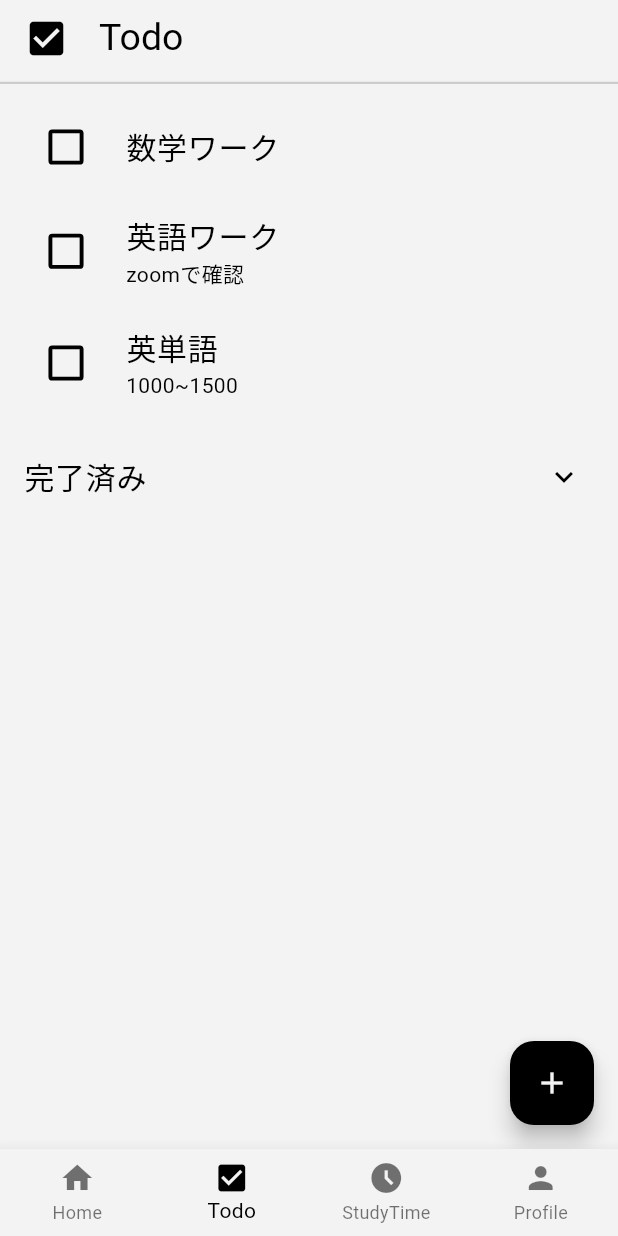
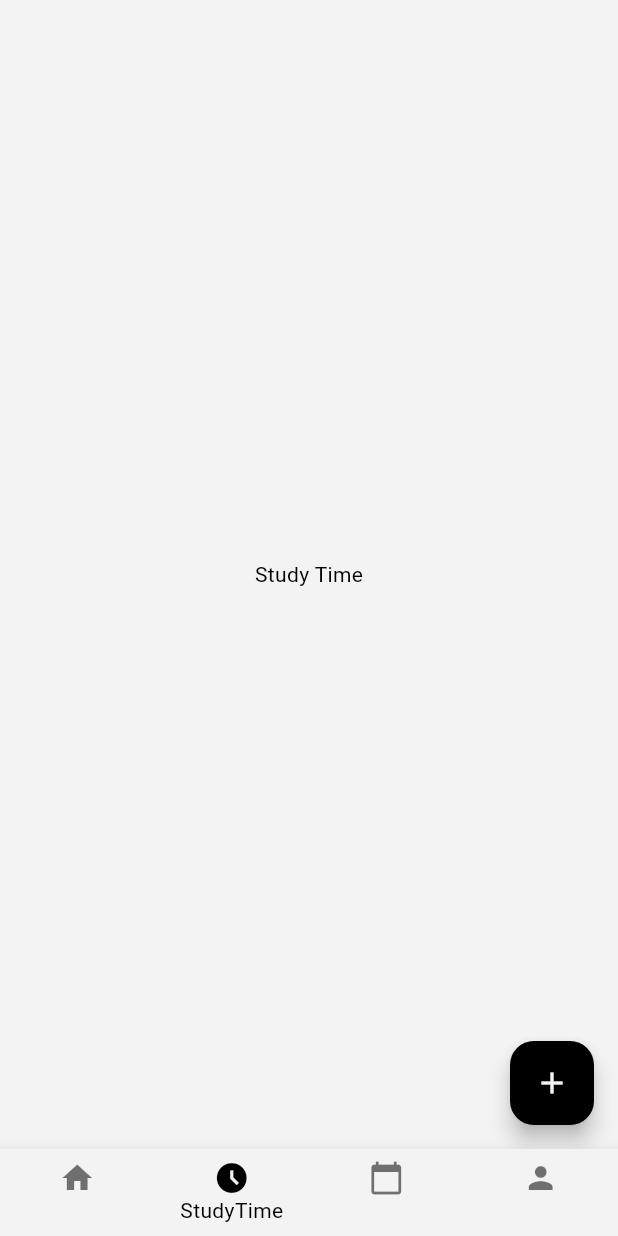
Before and after one commit to pochi1111/testudy, a Flutter app: the screen it shows after launch, item 2 of the bottom bar chosen, on a phone screen of 412 x 824 dp. Run offline on Flutter 3.47's test engine with Material 3 defaults, Android fonts, the phone set to English and light mode, and no system bars; our stand-ins replace numberpicker; Roboto replaces fonts that are missing (MPLUSRounded1c-Regular).

Commit message:
勉強時間手動追加のUI mainScreenの諸修正 StudyTimeAdd周辺のファイル作成

```diff
--- a/lib/screens/mainScreen.dart
+++ b/lib/screens/mainScreen.dart
@@ -1,5 +1,5 @@
 import 'package:flutter/material.dart';
-import 'package:testudy/screens/todoMain.dart';
+import 'package:testudy/screens/studyTime.dart';
 
 class MainScreen extends StatefulWidget {
   const MainScreen({Key? key}) : super(key: key);
@@ -16,7 +16,7 @@ class _MainScreenState extends State<MainScreen>{
     super.initState();
     _children = [
       PlaceholderWidget(),
-      TodoMain(),
+      StudyTime(),
       PlaceholderWidget(),
       PlaceholderWidget(),
     ];
@@ -36,18 +36,21 @@ class _MainScreenState extends State<MainScreen>{
         type: BottomNavigationBarType.fixed,
         currentIndex: currentIndex,
         onTap: onTabTapped,
+        unselectedLabelStyle: const TextStyle(
+          fontSize: 0,
+        ),
         items: const [
           BottomNavigationBarItem(
             icon: Icon(Icons.home),
             label: 'Home',
           ),
           BottomNavigationBarItem(
-            icon: Icon(Icons.check_box),
-            label: 'Todo',
+            icon: Icon(Icons.access_time_filled),
+            label: 'StudyTime',
           ),
           BottomNavigationBarItem(
-            icon: Icon(Icons.access_time_filled),
-            label: 'StudyTime',
+            icon: Icon(Icons.calendar_today),
+            label: 'Tests',
           ),
           BottomNavigationBarItem(
             icon: Icon(Icons.person),
--- /dev/null
+++ b/lib/screens/studyTime.dart
@@ -0,0 +1,26 @@
+import 'package:flutter/material.dart';
+import 'package:testudy/screens/studyTimeAdd.dart';
+
+class StudyTime extends StatefulWidget {
+  const StudyTime({Key? key}) : super(key: key);
+
+  @override
+  _StudyTimeState createState() => _StudyTimeState();
+}
+
+class _StudyTimeState extends State<StudyTime> {
+  @override
+  Widget build(BuildContext context) {
+    return Scaffold(
+      body: Center(
+        child: Text('Study Time'),
+      ),
+      floatingActionButton: FloatingActionButton(
+        onPressed: (){
+          Navigator.of(context).push(MaterialPageRoute(builder: (context) => const StudyTimeAdd()));
+        },
+        child: const Icon(Icons.add),
+      ),
+    );
+  }
+}
--- a/lib/screens/todoMain.dart
+++ /dev/null
@@ -1,258 +0,0 @@
-import 'package:flutter/material.dart';
-import 'package:testudy/configs/appTheme.dart';
-import 'package:testudy/screens/addTodo.dart';
-
-import '../class/todoItem.dart';
-
-class TodoMain extends StatefulWidget {
-  const TodoMain({Key? key}) : super(key: key);
-
-  @override
-  _TodoMainState createState() => _TodoMainState();
-}
-
-class _TodoMainState extends State<TodoMain> {
-  final todoListKey = GlobalKey<AnimatedListState>();
-  final doneListKey = GlobalKey<AnimatedListState>();
-  //finalは一時的にUIを更新するためのもの
-  List<TodoItem> _todoItems = [
-    TodoItem(
-      title: '数学ワーク',
-      description: '',
-      subject: 'Math',
-      endDate: DateTime.now(),
-      isDone: false,
-    ),
-    TodoItem(
-      title: '英語ワーク',
-      description: 'zoomで確認',
-      subject: 'Eng',
-      endDate: DateTime.now(),
-      isDone: false,
-    ),
-    TodoItem(
-      title: '英単語',
-      description: '1000~1500',
-      subject: 'Eng',
-      endDate: DateTime.now(),
-      isDone: false,
-    ),
-  ];
-
-  List<TodoItem> DoneItems = [];
-
-  @override
-  Widget build(BuildContext context) {
-    return Scaffold(
-        appBar: AppBar(
-          title: const Column(
-            children: [
-              Row(
-                children: [
-                  Icon(
-                    Icons.check_box,
-                    size: 30,
-                  ),
-                  SizedBox(width: 20),
-                  AppBarTitle('Todo'),
-                ],
-              ),
-              SizedBox(height: 5),
-            ],
-          ),
-          shape: const Border(
-            bottom: BorderSide(
-              color: Color(0xFFCCCCCC),
-              width: 1.5,
-            ),
-          ),
-        ),
-        body: SingleChildScrollView(
-          child: Column(
-            children: [
-              SizedBox(height: 10),
-              AnimatedList(
-                key: todoListKey,
-                shrinkWrap: true,
-                physics: NeverScrollableScrollPhysics(),
-                initialItemCount: _todoItems.length,
-                itemBuilder: (context, index, animation) {
-                  return SizeTransition(
-                    sizeFactor: animation,
-                    child: Card(
-                      shadowColor: Colors.transparent,
-                      color: primaryColor,
-                      child: ListTile(
-                        title: Text(
-                          _todoItems[index].title,
-                          style: TextStyle(
-                            decoration: _todoItems[index].isDone
-                                ? TextDecoration.lineThrough
-                                : null,
-                            fontSize: 20,
-                          ),
-                        ),
-                        subtitle: _todoItems[index].description != ""
-                            ? Text(
-                                _todoItems[index].description,
-                                style: TextStyle(
-                                  decoration: _todoItems[index].isDone
-                                      ? TextDecoration.lineThrough
-                                      : null,
-                                ),
-                              )
-                            : null,
-                        leading: Transform.scale(
-                          scale: 1.3,
-                          child: Checkbox(
-                            value: _todoItems[index].isDone,
-                            //fillColor: MaterialStateProperty.all(primaryColor),
-                            checkColor: primaryColor,
-                            onChanged: (bool? value) {
-                              changeTodoItemState(index,_todoItems[index].isDone);
-                            },
-                          ),
-                        ),
-                      ),
-                    ),
-                  );
-                },
-              ),
-              SizedBox(height: 10),
-              ExpansionTile(
-                title: Text(
-                  '完了済み',
-                  style: TextStyle(
-                    fontSize: 20,
-                  ),
-                ),
-                children: [
-                  AnimatedList(
-                    key: doneListKey,
-                    shrinkWrap: true,
-                    physics: NeverScrollableScrollPhysics(),
-                    initialItemCount: DoneItems.length,
-                    itemBuilder: (context, index ,animation) {
-                      return SizeTransition(
-                        sizeFactor: animation,
-                        child: Card(
-                          elevation: 5,
-                          shadowColor: Colors.transparent,
-                          color: primaryColor,
-                          child: ListTile(
-                            title: Text(
-                              DoneItems[index].title,
-                              style: TextStyle(
-                                decoration: DoneItems[index].isDone
-                                    ? TextDecoration.lineThrough
-                                    : null,
-                                fontSize: 20,
-                              ),
-                            ),
-                            subtitle: DoneItems[index].description != ""
-                                ? Text(
-                                    DoneItems[index].description,
-                                    style: TextStyle(
-                                      decoration: DoneItems[index].isDone
-                                          ? TextDecoration.lineThrough
-                                          : null,
-                                    ),
-                                  )
-                                : null,
-                            leading: Transform.scale(
-                              scale: 1.3,
-                              child: Checkbox(
-                                value: DoneItems[index].isDone,
-                                //fillColor: MaterialStateProperty.all(primaryColor),
-                                checkColor: primaryColor,
-                                onChanged: (bool? value) {
-                                  changeTodoItemState(index,DoneItems[index].isDone);
-                                },
-                              ),
-                            ),
-                          ),
-                        ),
-                      );
-                    },
-                  ),
-                ],
-              ),
-            ],
-          ),
-        ),
-        floatingActionButton: FloatingActionButton(
-          onPressed: () {
-            Navigator.push(
-              context,
-              MaterialPageRoute(
-                builder: (context) => AddTodo(),
-              ),
-            );
-          },
-          child: Icon(Icons.add),
-        ),
-    );
-  }
-
-  void changeTodoItemState(int index,bool value) {
-    if (value) {
-      //未完了にする
-      DoneItems[index].isDone = !value;
-      _todoItems.insert(0,DoneItems[index]);
-      todoListKey.currentState?.insertItem(0);
-      TodoItem removedDoneItem = DoneItems[index];
-      DoneItems.removeAt(index);
-      doneListKey.currentState?.removeItem(index, (context, animation) => tmpCard(removedDoneItem,animation));
-    }else{
-      //完了にする
-      _todoItems[index].isDone = !value;
-      DoneItems.insert(0, _todoItems[index]);
-      doneListKey.currentState?.insertItem(0);
-      TodoItem removedTodoItem = _todoItems[index];
-      _todoItems.removeAt(index);
-      todoListKey.currentState?.removeItem(index, (context, animation) => tmpCard(removedTodoItem,animation));
-    }
-    setState((){});
-  }
-
-  SizeTransition tmpCard (TodoItem item,Animation<double> animation){
-    return SizeTransition(
-      sizeFactor: animation,
-      child: Card(
-          shadowColor: Colors.transparent,
-          color: primaryColor,
-          child: ListTile(
-            title: Text(
-              item.title,
-              style: TextStyle(
-                decoration: item.isDone
-                    ? TextDecoration.lineThrough
-                    : null,
-                fontSize: 20,
-              ),
-            ),
-            subtitle: item.description != ""
-                ? Text(
-              item.description,
-              style: TextStyle(
-                decoration: item.isDone
-                    ? TextDecoration.lineThrough
-                    : null,
-              ),
-            )
-                : null,
-            leading: Transform.scale(
-              scale: 1.3,
-              child: Checkbox(
-                tristate: true,
-                value: item.isDone,
-                //fillColor: MaterialStateProperty.all(primaryColor),
-                checkColor: primaryColor,
-                onChanged: (bool? value) {},
-              ),
-            ),
-          )
-      ),
-    );
-  }
-}
--- a/pubspec.yaml
+++ b/pubspec.yaml
@@ -35,6 +35,9 @@ dependencies:
   # The following adds the Cupertino Icons font to your application.
   # Use with the CupertinoIcons class for iOS style icons.
   cupertino_icons: ^1.0.8
+  sqflite: ^2.3.3+1
+  numberpicker: ^2.1.2
+  intl: ^0.20.1
 
 dev_dependencies:
   flutter_test:
```
Also changed, not shown: lib/screens/addTodo.dart (deleted, +0 -29 lines), lib/screens/studyTimeAdd.dart (added, +46 -0 lines), lib/screens/studyTimeAdder.dart (added, +182 -0 lines), lib/screens/studyTimer.dart (added, +18 -0 lines), pubspec.lock, 1 other file.
